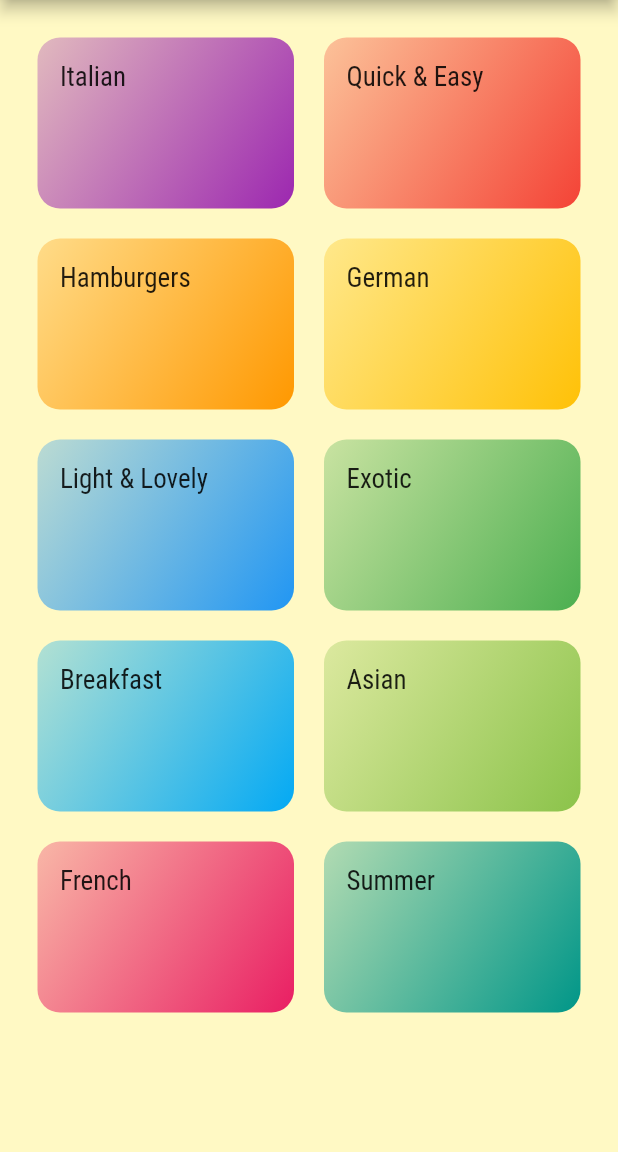
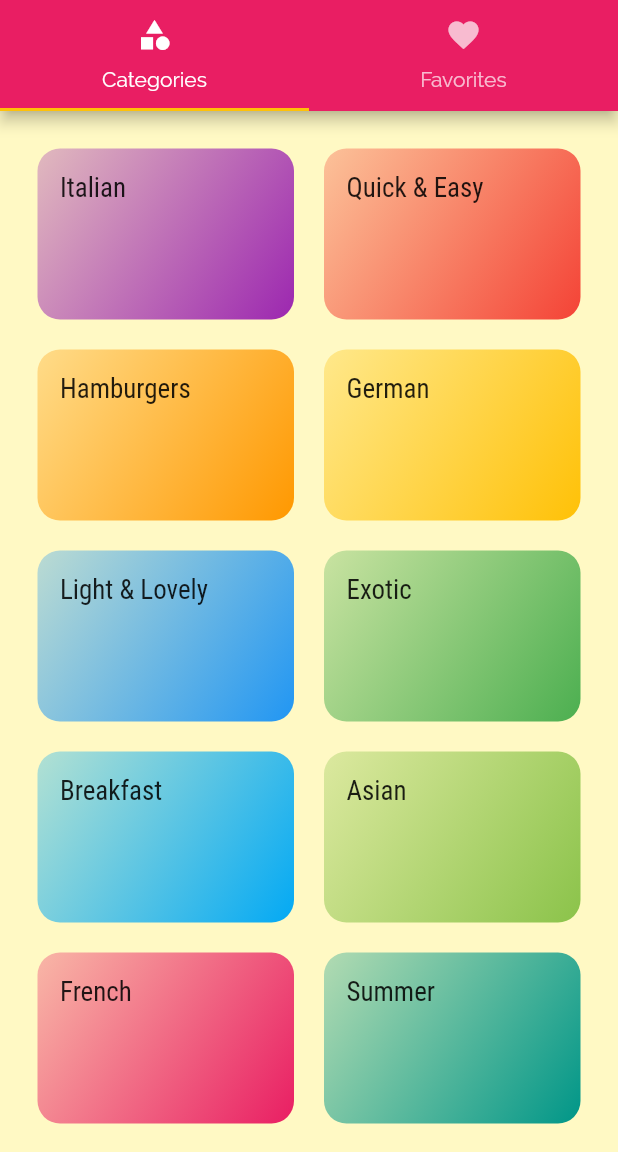
Before and after one commit to pliniogim/receitas, a Flutter app: the screen it shows after launch, on a phone screen of 412 x 824 dp, the part 84-1236 px from its top. Run offline on Flutter 3.47's test engine with Material 2 defaults, Android fonts, the phone set to English and light mode, and no system bars.

Commit message:
20220427

```diff
--- a/lib/main.dart
+++ b/lib/main.dart
@@ -1,5 +1,6 @@
 import 'package:flutter/material.dart';
 import 'package:receitas/screens/meal_detail.dart';
+import 'package:receitas/screens/tabs.dart';
 
 import 'screens/categories.dart';
 import 'screens/category_meals.dart';
@@ -44,8 +45,8 @@ class MyApp extends StatelessWidget {
       routes: {
         // slash is like home route
         //hard coded
-        //'/': (ctx) => const Categories(),
-        Categories.routedName: (ctx) => const Categories(),
+        '/': (ctx) => const TabsScreen(),
+        //Categories.routedName: (ctx) => const Categories(),
 
         //hard coded
         //'/category-meals': (ctx) => const CategoryMeals(),
--- a/lib/screens/categories.dart
+++ b/lib/screens/categories.dart
@@ -11,14 +11,21 @@ class Categories extends StatelessWidget {
 
   @override
   Widget build(BuildContext context) {
-    return Scaffold(
-      appBar: AppBar(
-        title: const Text(
-          'Receitas',
+    return GridView(
+      // Scaffold(
+      // appBar: AppBar(
+      //   title: const Text(
+      //     'Receitas',
+      //   ),
+      // ),
+      // body:
+        padding: const EdgeInsets.all(25),
+        gridDelegate: const SliverGridDelegateWithMaxCrossAxisExtent(
+          maxCrossAxisExtent: 200,
+          childAspectRatio: 3 / 2,
+          crossAxisSpacing: 20,
+          mainAxisSpacing: 20,
         ),
-      ),
-      body: GridView(
-        padding: const EdgeInsets.all(25),
         children: DUMMY_CATEGORIES
             .map(
               (catData) => CategoryItem(
@@ -28,13 +35,6 @@ class Categories extends StatelessWidget {
               ),
             )
             .toList(),
-        gridDelegate: const SliverGridDelegateWithMaxCrossAxisExtent(
-          maxCrossAxisExtent: 200,
-          childAspectRatio: 3 / 2,
-          crossAxisSpacing: 20,
-          mainAxisSpacing: 20,
-        ),
-      ),
-    );
+      );
   }
 }
--- /dev/null
+++ b/lib/screens/favorites.dart
@@ -0,0 +1,12 @@
+import 'package:flutter/material.dart';
+
+class Favorites extends StatelessWidget {
+  const Favorites({Key? key}) : super(key: key);
+
+  @override
+  Widget build(BuildContext context) {
+    return const Center(
+      child: Text('Favorites Screen'),
+    );
+  }
+}
--- /dev/null
+++ b/lib/screens/tabs.dart
@@ -0,0 +1,36 @@
+import 'package:flutter/material.dart';
+import 'package:receitas/screens/categories.dart';
+import 'package:receitas/screens/favorites.dart';
+
+class TabsScreen extends StatefulWidget {
+  const TabsScreen({Key? key}) : super(key: key);
+
+  @override
+  State<TabsScreen> createState() => _TabsScreenState();
+}
+
+class _TabsScreenState extends State<TabsScreen> {
+  @override
+  Widget build(BuildContext context) {
+    return DefaultTabController(
+      initialIndex: 0,
+      length: 2,
+      child: Scaffold(
+        appBar: AppBar(
+          title: const Text('Receitas'),
+          bottom: const TabBar(
+            tabs: [
+            Tab(icon: Icon(Icons.category,), text: 'Categories',),
+            Tab(icon: Icon(Icons.favorite,), text: 'Favorites',),
+          ],
+          ),
+        ),
+        body: const TabBarView(
+          children: [
+            Categories(), Favorites(),
+          ],
+        ),
+      ),
+    );
+  }
+}
--- a/pubspec.yaml
+++ b/pubspec.yaml
@@ -44,7 +44,7 @@ dev_dependencies:
   # activated in the `analysis_options.yaml` file located at the root of your
   # package. See that file for information about deactivating specific lint
   # rules and activating additional ones.
-  flutter_lints: ^1.0.0
+  flutter_lints: ^2.0.1
 
 # For information on the generic Dart part of this file, see the
 # following page: https://dart.dev/tools/pub/pubspec
```
Also changed, not shown: pubspec.lock, 1 other file.
